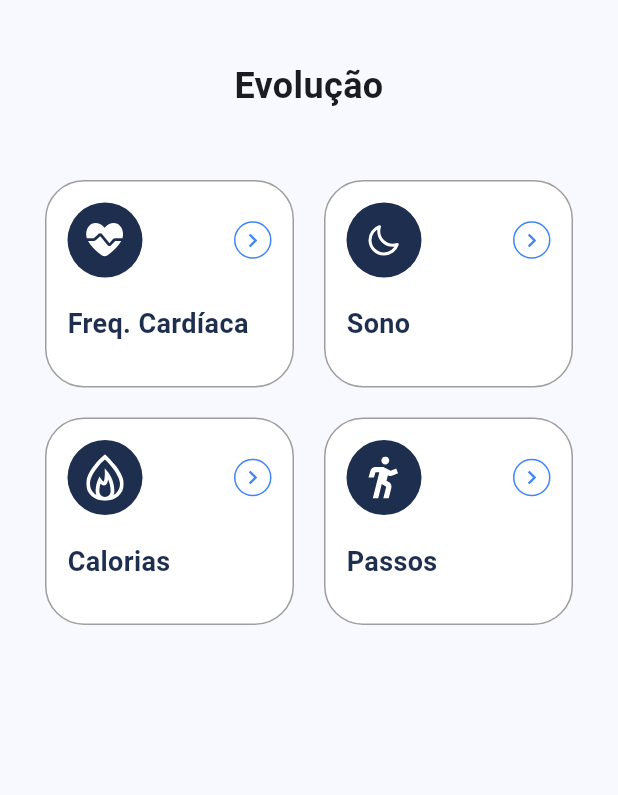
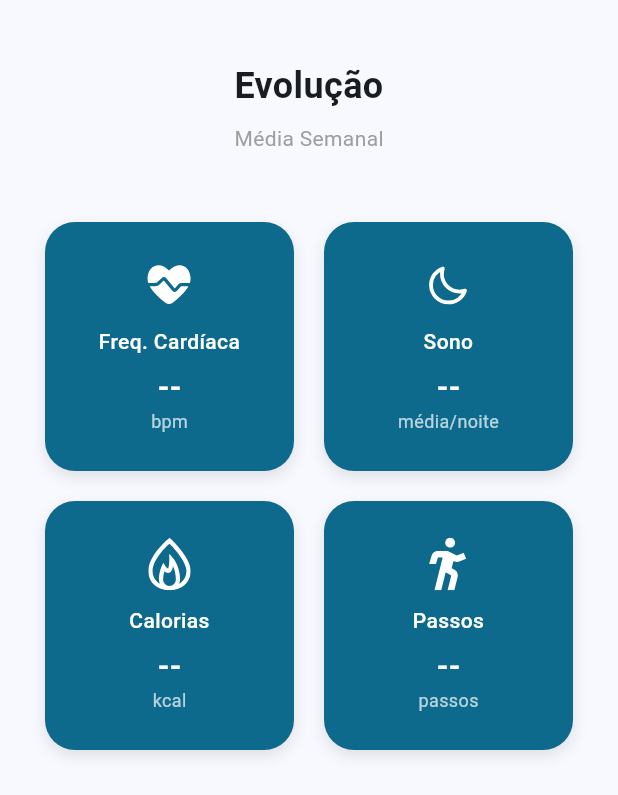
Before and after one commit to willianfurtado/mentisAI, a Flutter app: the EvolutionSystem screen opened by its route, on a phone screen of 412 x 824 dp. Shown: the top 795 px of the screen. Run offline on Flutter 3.47's test engine with Material 3 defaults, Android fonts, the phone set to English and light mode, and no system bars; our stand-ins replace firebase_auth, firebase_core, fl_chart, flutter_dotenv, flutter_svg, google_sign_in and 3 more; missing offline and left inert: cloud_firestore_web, firebase_auth_web, firebase_core_web, google_sign_in_web, health; accounts and stored records are empty.

Commit message:
falei tudo no zap

```diff
--- a/lib/screens/evolution_system/evolution_system.dart
+++ b/lib/screens/evolution_system/evolution_system.dart
@@ -1,9 +1,106 @@
 import 'package:flutter/material.dart';
 import 'package:flutter_svg/svg.dart';
+import 'package:health/health.dart';
 import 'package:mentis_ai/screens/widgets/evolution_system/evolution_cards.dart';
+import 'package:mentis_ai/screens/evolution_system/metric_details_screen.dart';
 
-class EvolutionSystem extends StatelessWidget {
+class EvolutionSystem extends StatefulWidget {
   const EvolutionSystem({super.key});
+
+  @override
+  State<EvolutionSystem> createState() => _EvolutionSystemState();
+}
+
+class _EvolutionSystemState extends State<EvolutionSystem> {
+  String _avgSteps = "--";
+  String _avgCalories = "--";
+  String _avgHeartRate = "--";
+  String _avgSleep = "--";
+  bool _isLoading = true;
+
+  @override
+  void initState() {
+    super.initState();
+    _loadWeeklyData();
+  }
+
+  Future<void> _loadWeeklyData() async {
+    final Health health = Health();
+    final now = DateTime.now();
+    final startDate = now.subtract(const Duration(days: 7));
+
+    var types = [
+      HealthDataType.STEPS,
+      HealthDataType.ACTIVE_ENERGY_BURNED,
+      HealthDataType.BASAL_ENERGY_BURNED,
+      HealthDataType.HEART_RATE,
+      HealthDataType.SLEEP_SESSION,
+    ];
+
+    try {
+      List<HealthDataPoint> healthData = await health.getHealthDataFromTypes(
+        startTime: startDate,
+        endTime: now,
+        types: types,
+      );
+
+      healthData = health.removeDuplicates(healthData);
+
+      double totalBasal = 0.0;
+      double totalActive = 0.0;
+      int totalSteps = 0;
+      int totalHeartRate = 0;
+      int heartRateCount = 0;
+      int totalSleepMinutes = 0;
+
+      for (var point in healthData) {
+        if (point.value is NumericHealthValue) {
+          final val = (point.value as NumericHealthValue).numericValue;
+
+          if (point.type == HealthDataType.STEPS) {
+            totalSteps += val.toInt();
+          } else if (point.type == HealthDataType.ACTIVE_ENERGY_BURNED) {
+            totalActive += val.toDouble();
+          } else if (point.type == HealthDataType.BASAL_ENERGY_BURNED) {
+            totalBasal += val.toDouble();
+          } else if (point.type == HealthDataType.HEART_RATE) {
+            totalHeartRate += val.toInt();
+            heartRateCount++;
+          } else if (point.type == HealthDataType.SLEEP_SESSION) {
+            totalSleepMinutes += val.toInt();
+          }
+        }
+      }
+
+      if (totalBasal < 1000) {
+        totalBasal = 1.2 * 1440 * 7;
+      }
+
+      int avgSteps = (totalSteps / 7).round();
+      int avgCalories = ((totalBasal + totalActive) / 7).round();
+      int avgBpm = heartRateCount > 0 ? (totalHeartRate / heartRateCount).round() : 0;
+      int avgSleepMin = (totalSleepMinutes / 7).round();
+
+      String avgSleepStr = "--";
+      if (avgSleepMin > 0) {
+        avgSleepStr = "${avgSleepMin ~/ 60}h ${avgSleepMin % 60}m";
+      }
+
+      if (!mounted) return;
+
+      setState(() {
+        _avgSteps = avgSteps.toString();
+        _avgCalories = avgCalories.toString();
+        _avgHeartRate = avgBpm > 0 ? avgBpm.toString() : "--";
+        _avgSleep = avgSleepStr;
+        _isLoading = false;
+      });
+
+    } catch (e) {
+      print("Erro Evolução: $e");
+      if (mounted) setState(() => _isLoading = false);
+    }
+  }
 
   @override
   Widget build(BuildContext context) {
@@ -14,48 +111,86 @@ class EvolutionSystem extends StatelessWidget {
           padding: const EdgeInsets.symmetric(horizontal: 24.0, vertical: 40.0),
           child: Column(
             children: [
-              //Título
               const Text(
                 'Evolução',
                 textAlign: TextAlign.center,
                 style: TextStyle(fontSize: 24, fontWeight: FontWeight.bold),
               ),
+              const SizedBox(height: 8),
+              const Text("Média Semanal", style: TextStyle(color: Colors.grey)), // Subtítulo opcional
 
               const SizedBox(height: 40),
 
-              GridView.count(
+              _isLoading
+               ? const Center(child: CircularProgressIndicator())
+               : GridView.count(
                 crossAxisCount: 2,
                 mainAxisSpacing: 20.0,
                 shrinkWrap: true,
                 physics: const NeverScrollableScrollPhysics(),
                 crossAxisSpacing: 20.0,
                 padding: const EdgeInsets.all(6.0),
-                childAspectRatio: 1.2,
+                childAspectRatio: 1.0, // Quadrado
                 children: [
+
                   EvolutionCards(
                     title: 'Freq. Cardíaca',
-                    iconWidget: SvgPicture.asset(
-                      'assets/images/heart-white.svg',
-                    ),
+                    value: _avgHeartRate,
+                    unit: 'bpm',
+                    iconWidget: SvgPicture.asset('assets/images/heart-white.svg'),
+                    onTap: () {
+                      Navigator.push(context, MaterialPageRoute(builder: (context) => const MetricDetailScreen(
+                        title: "Frequência Cardíaca",
+                        healthType: HealthDataType.HEART_RATE,
+                        unit: "bpm",
+                        color: Colors.redAccent,
+                      )));
+                    },
                   ),
+
                   EvolutionCards(
                     title: 'Sono',
-                    iconWidget: SvgPicture.asset(
-                      'assets/images/moon-white.svg',
-                    ),
+                    value: _avgSleep,
+                    unit: 'média/noite',
+                    iconWidget: SvgPicture.asset('assets/images/moon-white.svg'),
+                    onTap: () {
+                      Navigator.push(context, MaterialPageRoute(builder: (context) => const MetricDetailScreen(
+                        title: "Sono",
+                        healthType: HealthDataType.SLEEP_SESSION,
+                        unit: "min",
+                        color: Colors.indigoAccent,
+                      )));
+                    },
                   ),
+
                   EvolutionCards(
                     title: 'Calorias',
-                    iconWidget: SvgPicture.asset(
-                      'assets/images/fire-white.svg',
-                    ),
+                    value: _avgCalories,
+                    unit: 'kcal',
+                    iconWidget: SvgPicture.asset('assets/images/fire-white.svg'),
+                    onTap: () {
+                      Navigator.push(context, MaterialPageRoute(builder: (context) => const MetricDetailScreen(
+                        title: "Calorias Queimadas",
+                        healthType: HealthDataType.ACTIVE_ENERGY_BURNED,
+                        unit: "kcal",
+                        color: Colors.orange,
+                      )));
+                    },
                   ),
+
                   EvolutionCards(
                     title: 'Passos',
-                    iconWidget: SvgPicture.asset(
-                      'assets/images/walk-white.svg',
-
-                    ),
+                    value: _avgSteps,
+                    unit: 'passos',
+                    iconWidget: SvgPicture.asset('assets/images/walk-white.svg'),
+                    onTap: () {
+                      Navigator.push(context, MaterialPageRoute(builder: (context) => const MetricDetailScreen(
+                        title: "Passos",
+                        healthType: HealthDataType.STEPS,
+                        unit: "passos",
+                        color: Colors.blueAccent,
+                      )));
+                    },
                   ),
                 ],
               ),
--- a/lib/screens/widgets/evolution_system/evolution_cards.dart
+++ b/lib/screens/widgets/evolution_system/evolution_cards.dart
@@ -5,72 +5,83 @@ class EvolutionCards extends StatelessWidget {
   final String title;
   final Widget iconWidget;
 
-  const EvolutionCards(
-      {super.key, required this.title, required this.iconWidget});
+  final String? value;
+  final String? unit;
+  final VoidCallback? onTap;
+
+  const EvolutionCards({
+    super.key,
+    required this.title,
+    required this.iconWidget,
+    this.value,
+    this.unit,
+    this.onTap,
+  });
 
   @override
   Widget build(BuildContext context) {
-    return Container(
-      height: 100,
-      width: 170,
-      padding: const EdgeInsets.all(14),
+    return InkWell(
+      onTap: onTap,
+      borderRadius: BorderRadius.circular(20),
+      child: Container(
         decoration: BoxDecoration(
-        color: AppColors.white,
-        border: Border.all(color: Colors.grey, width: 1.0),
-        borderRadius: BorderRadius.circular(26.0),
+          color: AppColors.blue800,
+          borderRadius: BorderRadius.circular(20),
+          boxShadow: [
+            BoxShadow(
+              color: Colors.black.withOpacity(0.1),
+              blurRadius: 8,
+              offset: const Offset(0, 4),
             ),
+          ],
+        ),
+        padding: const EdgeInsets.all(12),
         child: Column(
-        crossAxisAlignment: CrossAxisAlignment.start,
+          mainAxisAlignment: MainAxisAlignment.center,
           children: [
-          Row(
-            mainAxisAlignment: MainAxisAlignment.spaceBetween,
-            children: [
-              //Icone da seção
-              Container(
-                height: 50,
-                width: 50,
-                decoration: const BoxDecoration(
-                  color: AppColors.blue900,
-                  shape: BoxShape.circle,
+            // Ícone
+            SizedBox(
+              height: 35,
+              width: 35,
+              child: iconWidget
             ),
-                child: Center(
-                  child: iconWidget,
+
+            const SizedBox(height: 10),
+
+            // Título
+            Text(
+              title,
+              style: const TextStyle(
+                color: Colors.white,
+                fontSize: 14,
+                fontWeight: FontWeight.w500
+              ),
+              textAlign: TextAlign.center,
+            ),
+
+
+            if (value != null) ...[
+              const SizedBox(height: 6),
+              Text(
+                value!,
+                style: const TextStyle(
+                  color: Colors.white,
+                  fontSize: 20,
+                  fontWeight: FontWeight.bold
                 ),
               ),
+            ],
 
-              Container(
-                height: 25,
-                width: 25,
-                decoration: BoxDecoration(
-                  color: AppColors.white,
-                  border: Border.all(color: AppColors.blue700),
-                  shape: BoxShape.circle,
-                ),
-                child: IconButton(
-                  icon: const Icon(
-                    Icons.chevron_right,
-                    color: AppColors.blue700,
-                    size: 18,
-                  ),
-                  padding: EdgeInsets.zero,
-                  constraints: const BoxConstraints(),
-                  onPressed: () => {
-                    Navigator.pushNamed(context, '/evolution-system-steps'),
-                  },
+            if (unit != null)
+              Text(
+                unit!,
+                style: const TextStyle(
+                  color: Colors.white70,
+                  fontSize: 12
                 ),
               ),
           ],
         ),
-          const SizedBox(height: 18),
-          Text(
-            title,
-            style: const TextStyle(
-              fontSize: 18,
-              fontWeight: FontWeight.bold,
-              color: AppColors.blue900,
-            ),
-          ),
-        ],
       ),
     );
   }
```
Also changed, not shown: lib/screens/evolution_system/metric_details_screen.dart (added, +279 -0 lines), lib/screens/user_profile/about_app.dart (added, +92 -0 lines), lib/screens/user_profile/user_profile.dart (+47 -25 lines). Lines whose indentation alone changed are shown as unchanged.
